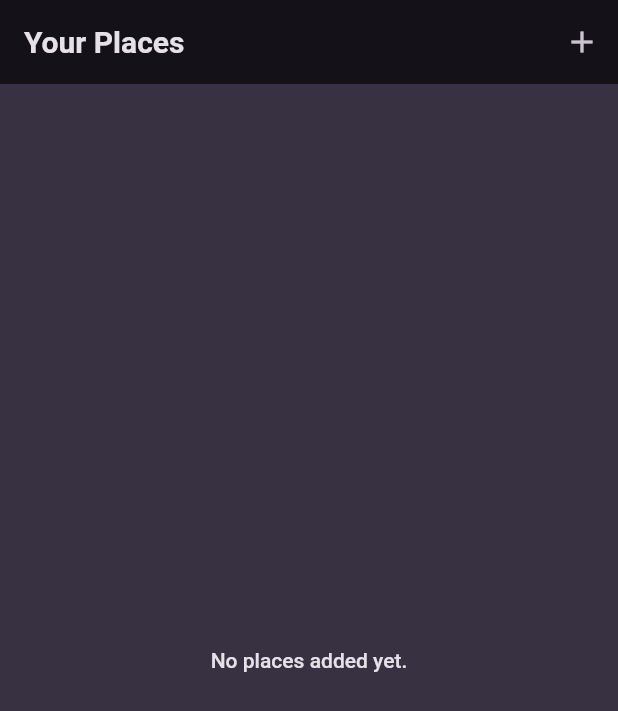
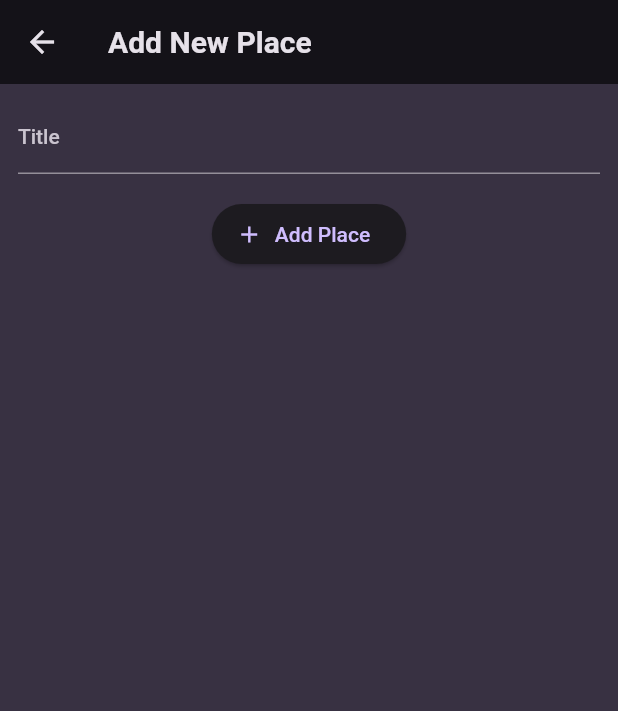
Before and after one commit to SagarM21/Wanderlust, a Flutter app: the screen it shows after launch, after a tap on the "add" icon, on a phone screen of 412 x 824 dp. Shown: the top 711 px of the screen. Run offline on Flutter 3.47's test engine with Material 2 defaults, Android fonts, the phone set to English and light mode, and no system bars; our stand-ins replace google_fonts.

Commit message:
Add: add_place screen

```diff
--- a/lib/screens/add_place.dart
+++ b/lib/screens/add_place.dart
@@ -0,0 +1,48 @@
+import 'package:flutter/material.dart';
+
+class AddPlaceScreen extends StatefulWidget {
+  const AddPlaceScreen({super.key});
+
+  @override
+  State<StatefulWidget> createState() {
+    return _AddPlaceScreenState();
+  }
+}
+
+class _AddPlaceScreenState extends State<AddPlaceScreen> {
+  final _titleController = TextEditingController();
+
+  @override
+  void dispose() {
+    _titleController.dispose();
+    super.dispose();
+  }
+
+  @override
+  Widget build(BuildContext context) {
+    return Scaffold(
+      appBar: AppBar(title: const Text('Add New Place')),
+      body: SingleChildScrollView(
+        padding: const EdgeInsets.all(12),
+        child: Column(
+          children: [
+            TextField(
+              decoration: const InputDecoration(labelText: 'Title'),
+              controller: _titleController,
+              style:
+                  TextStyle(color: Theme.of(context).colorScheme.onBackground),
+            ),
+            const SizedBox(
+              height: 16,
+            ),
+            ElevatedButton.icon(
+              onPressed: () {},
+              label: const Text('Add Place'),
+              icon: const Icon(Icons.add),
+            )
+          ],
+        ),
+      ),
+    );
+  }
+}
--- a/lib/screens/places.dart
+++ b/lib/screens/places.dart
@@ -1,3 +1,4 @@
+import 'package:favorite_places/screens/add_place.dart';
 import 'package:favorite_places/widgets/places_list.dart';
 import 'package:flutter/material.dart';
 
@@ -9,7 +10,14 @@ class PlaceScreen extends StatelessWidget {
     return Scaffold(
         appBar: AppBar(
           title: const Text('Your Places'),
-          actions: [IconButton(onPressed: () {}, icon: const Icon(Icons.add))],
+          actions: [
+            IconButton(
+                onPressed: () {
+                  Navigator.of(context).push(MaterialPageRoute(
+                      builder: (ctx) => const AddPlaceScreen()));
+                },
+                icon: const Icon(Icons.add))
+          ],
         ),
         body: const PlacesList(
           places: [],
```
